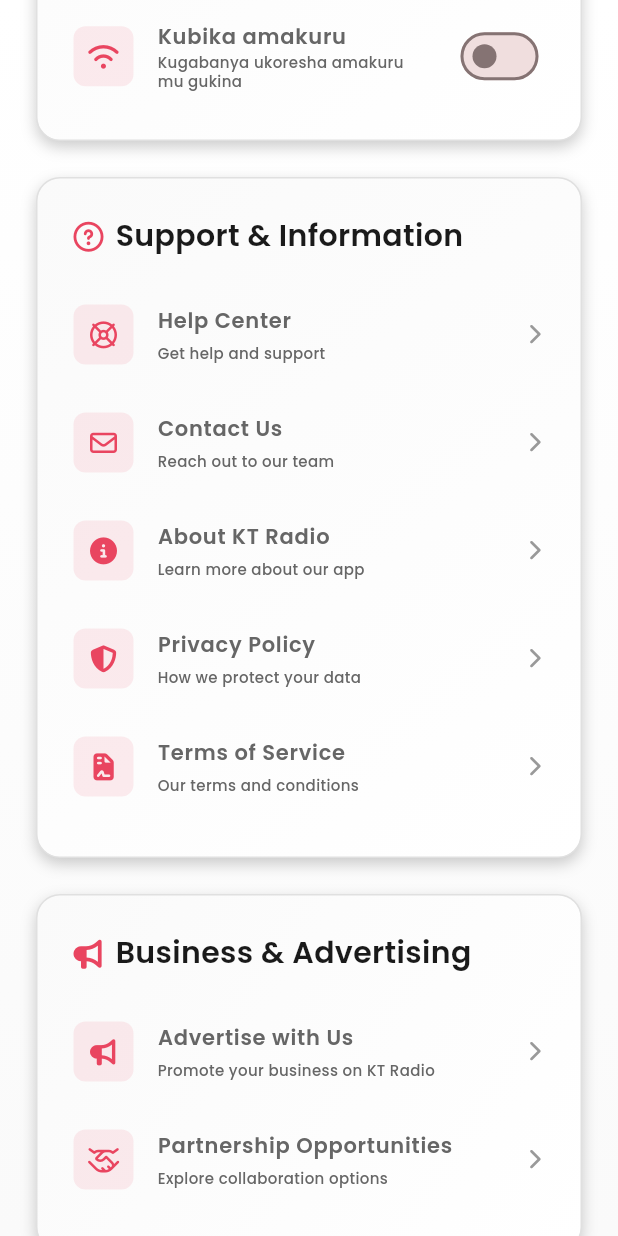
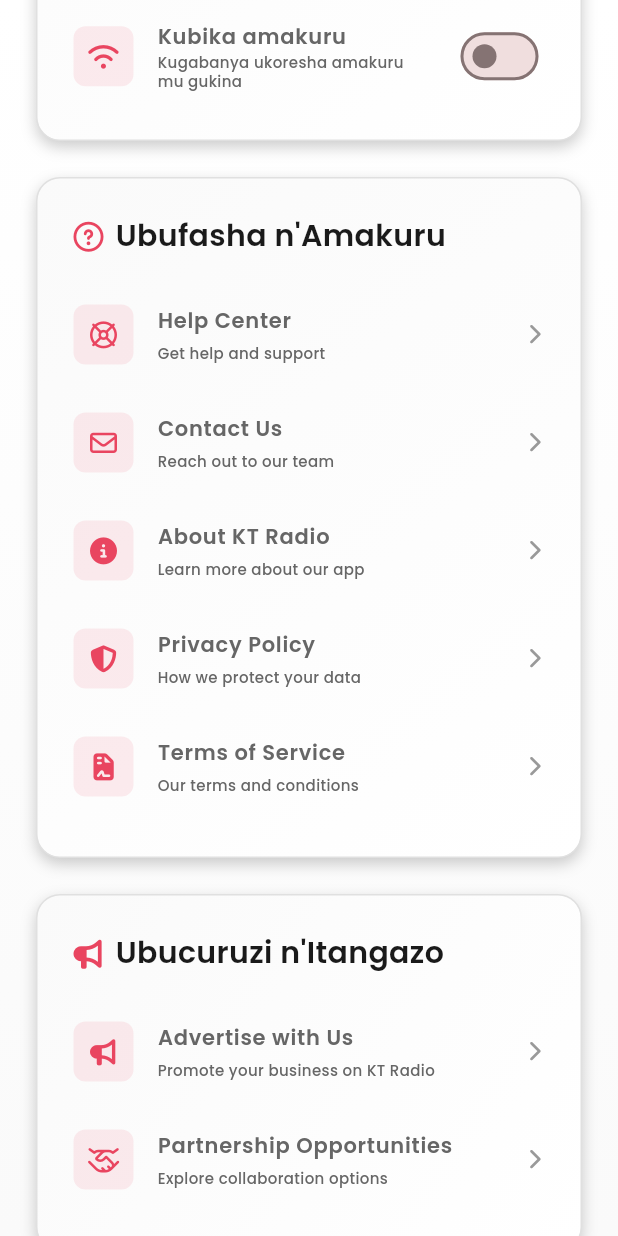
Before and after one commit to Codewithjalloh/radio_app_krw, a Flutter app: the ProfileScreen screen opened directly, scrolled down 1152 dp, on a phone screen of 412 x 824 dp. Run offline on Flutter 3.47's test engine with Material 3 defaults, Android fonts, the phone set to English and light mode, and no system bars; our stand-ins replace font_awesome_flutter, google_fonts, shared_preferences; accounts and stored records are empty.

Commit message:
🇷🇼 Update tab bars and profile sections to Kinyarwanda
📱 Bottom Tab Bar Localization:
- All navigation tabs now display in Kinyarwanda when language is set to Kinyarwanda
- Live → 'BIRI MURI KAMERE'
- Schedule → 'Gahunda'
- News → 'Amakuru'
- Profile → 'Profili'

🏷️ Profile Section Headers:
- Updated all profile section headers to use translation system
- Account → 'Konti'
- Support & Information → 'Ubufasha n'Amakuru'
- Business & Advertising → 'Ubucuruzi n'Itangazo'
- User Analytics → 'Icyegeranyo cy'abakoresha'

🌐 Translation Keys Added:
- 'Support Information': 'Ubufasha n'Amakuru'
- 'Business Advertising': 'Ubucuruzi n'Itangazo'
- Complete English and Kinyarwanda translations

✨ Enhanced User Experience:
- Consistent Kinyarwanda experience across all navigation
- Professional section headers in native language
- Seamless language switching for all UI elements
- Complete localization of profile management sections

The app now provides a fully localized Kinyarwanda experience for navigation and profile sections!

```diff
--- a/assets/translations/en.json
+++ b/assets/translations/en.json
@@ -127,5 +127,7 @@
   "Stay Informed Local News": "Stay informed with local news",
   "Select Language": "Select Language",
   "Choose Your Preferred Language For The Entire App": "Choose your preferred language for the entire app",
-  "Current Language": "Current Language"
+  "Current Language": "Current Language",
+  "Support Information": "Support & Information",
+  "Business Advertising": "Business & Advertising"
 }
--- a/assets/translations/rw.json
+++ b/assets/translations/rw.json
@@ -127,5 +127,7 @@
   "Stay Informed Local News": "Guma uzi amakuru y'ahantu",
   "Select Language": "Hitamo Ururimi",
   "Choose Your Preferred Language For The Entire App": "Hitamo ururimi ukunze ku rubuga rwose",
-  "Current Language": "Ururimi rw'ubu"
+  "Current Language": "Ururimi rw'ubu",
+  "Support Information": "Ubufasha n'Amakuru",
+  "Business Advertising": "Ubucuruzi n'Itangazo"
 }
--- a/lib/screens/profile_screen.dart
+++ b/lib/screens/profile_screen.dart
@@ -276,7 +276,7 @@ class _ProfileScreenState extends State<ProfileScreen> {
                   child: Column(
                     children: [
                       // Account Settings
-                      _buildSection('account'.tr, FontAwesomeIcons.userCog, [
+                      _buildSection('Account'.tr, FontAwesomeIcons.userCog, [
                         _buildSettingItem(
                           'Edit Profile'.tr,
                           'Update Personal Info'.tr,
@@ -363,7 +363,7 @@ class _ProfileScreenState extends State<ProfileScreen> {
 
                       // Support & Info
                       _buildSection(
-                        'Support & Information',
+                        'Support Information'.tr,
                         FontAwesomeIcons.questionCircle,
                         [
                           _buildSettingItem(
@@ -428,7 +428,7 @@ class _ProfileScreenState extends State<ProfileScreen> {
 
                       // Business & Advertising
                       _buildSection(
-                        'Business & Advertising',
+                        'Business Advertising'.tr,
                         FontAwesomeIcons.bullhorn,
                         [
                           _buildSettingItem(
@@ -459,7 +459,10 @@ class _ProfileScreenState extends State<ProfileScreen> {
                       const SizedBox(height: AppTheme.spacingL),
 
                       // Analytics
-                      _buildSection('Analytics', FontAwesomeIcons.chartLine, [
+                      _buildSection(
+                        'User Analytics'.tr,
+                        FontAwesomeIcons.chartLine,
+                        [
                           _buildSettingItem(
                             'User Analytics',
                             'View detailed user insights',
@@ -471,7 +474,8 @@ class _ProfileScreenState extends State<ProfileScreen> {
                               ),
                             ),
                           ),
-                      ]),
+                        ],
+                      ),
 
                       const SizedBox(height: AppTheme.spacingL),
 
```
Lines whose indentation alone changed are shown as unchanged.
